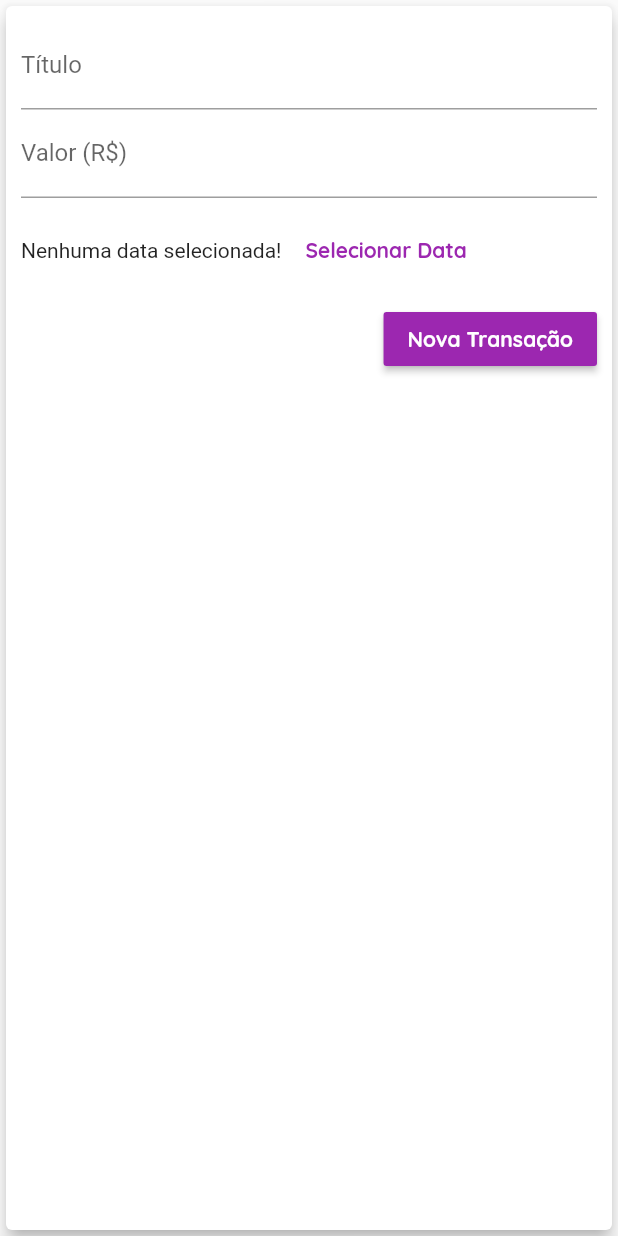
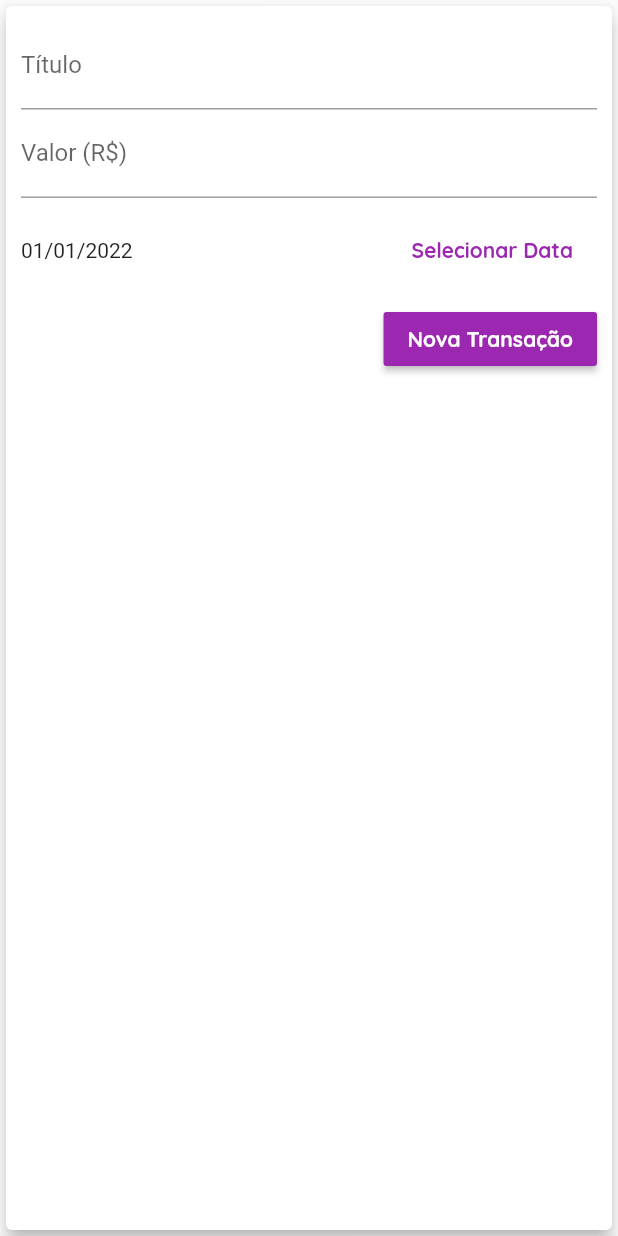
Before and after one commit to felixvicent/gestapp, a Flutter app: the TransactionForm widget shown alone on an empty page, opened directly with empty values, after a tap on "Nova Transação", on a phone screen of 412 x 824 dp. Run offline on Flutter 3.47's test engine with Material 2 defaults, Android fonts, the phone set to English and light mode, and no system bars.

Commit message:
Added datepicker

```diff
--- a/lib/components/transaction_form.dart
+++ b/lib/components/transaction_form.dart
@@ -1,6 +1,7 @@
-// ignore_for_file: use_key_in_widget_constructors, prefer_const_constructors, deprecated_member_use, prefer_const_constructors_in_immutables, avoid_unnecessary_containers
+// ignore_for_file: use_key_in_widget_constructors, prefer_const_constructors, deprecated_member_use, prefer_const_constructors_in_immutables, avoid_unnecessary_containers, sized_box_for_whitespace, unused_field
 
 import 'package:flutter/material.dart';
+import 'package:intl/intl.dart';
 
 class TransactionForm extends StatefulWidget {
   final void Function(String, double) onSubmit;
@@ -12,19 +13,37 @@ class TransactionForm extends StatefulWidget {
 }
 
 class _TransactionFormState extends State<TransactionForm> {
-  final titleController = TextEditingController();
+  final _titleController = TextEditingController();
+  final _valueController = TextEditingController();
 
-  final valueController = TextEditingController();
+  late DateTime _selectedDate = DateTime.now();
 
   _submitForm() {
-    final title = titleController.text;
-    final value = double.tryParse(valueController.text) ?? 0.0;
+    final title = _titleController.text;
+    final value = double.tryParse(_valueController.text) ?? 0.0;
 
     if (title.isEmpty || value <= 0) {
       return;
     }
 
     widget.onSubmit(title, value);
+  }
+
+  _showDatePicker() {
+    showDatePicker(
+      context: context,
+      initialDate: DateTime.now(),
+      firstDate: DateTime(2020),
+      lastDate: DateTime.now(),
+    ).then((pickedDate) {
+      if (pickedDate == null) {
+        return;
+      }
+
+      setState(() {
+        _selectedDate = pickedDate;
+      });
+    });
   }
 
   @override
@@ -40,7 +59,7 @@ class _TransactionFormState extends State<TransactionForm> {
                 labelText: 'Título',
               ),
               onSubmitted: (_) => _submitForm(),
-              controller: titleController,
+              controller: _titleController,
             ),
             TextField(
               decoration: InputDecoration(
@@ -48,17 +67,21 @@ class _TransactionFormState extends State<TransactionForm> {
               ),
               keyboardType: TextInputType.numberWithOptions(decimal: true),
               onSubmitted: (_) => _submitForm(),
-              controller: valueController,
+              controller: _valueController,
             ),
             Container(
               height: 70,
               child: Row(
                 // ignore: prefer_const_literals_to_create_immutables
                 children: [
-                  Text('Nenhuma data selecionada!'),
+                  Expanded(
+                    child: Text(
+                      DateFormat('dd/MM/y').format(_selectedDate),
+                    ),
+                  ),
                   FlatButton(
                     textColor: Theme.of(context).primaryColor,
-                    onPressed: () {},
+                    onPressed: _showDatePicker,
                     child: Text(
                       'Selecionar Data',
                       style: TextStyle(
```
